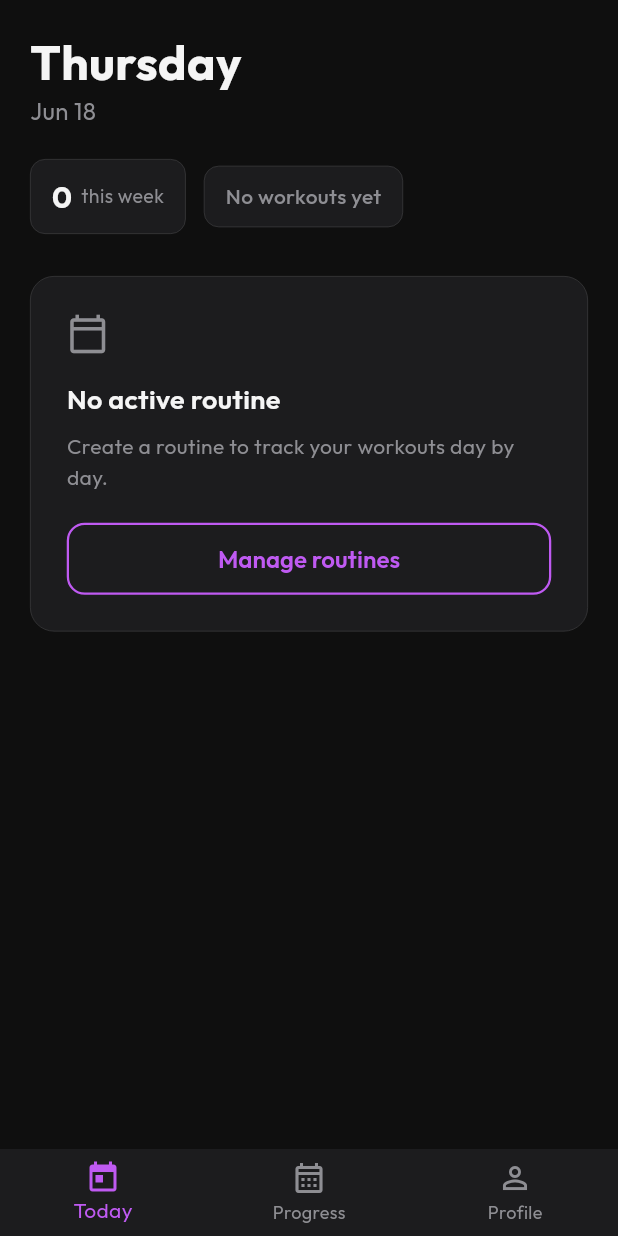
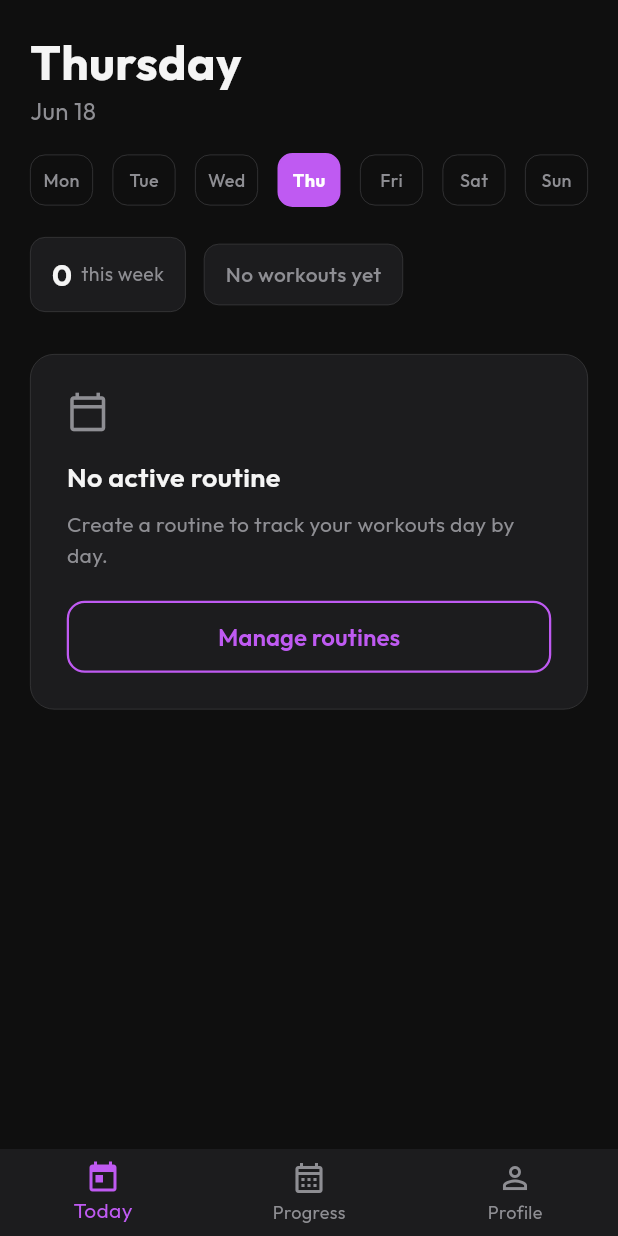
Before and after one commit to xtsebas/workout-app, a Flutter app: the screen it shows once a user with an empty profile is signed in, on a phone screen of 412 x 824 dp. Run offline on Flutter 3.47's test engine with Material 3 defaults, Android fonts, the phone set to English and light mode, and no system bars; our stand-ins replace cached_network_image, connectivity_plus, dio, drift, file_picker, fl_chart and 9 more; missing offline and left inert: pdfrx, sqlite3; accounts and stored records are empty; generated files the repository leaves out were written again.

Commit message:
feat: do another day

```diff
--- a/lib/features/today/today_provider.dart
+++ b/lib/features/today/today_provider.dart
@@ -9,6 +9,7 @@ part 'today_provider.g.dart';
 class TodayData {
   const TodayData({
     required this.today,
+    required this.selectedWeekday,
     this.routine,
     this.routineDay,
     required this.slots,
@@ -17,6 +18,7 @@ class TodayData {
   });
 
   final DateTime today;
+  final int selectedWeekday;
   final Routine? routine;
   final RoutineDay? routineDay;
   final List<ExerciseSlot> slots;
@@ -25,10 +27,20 @@ class TodayData {
 }
 
 @riverpod
+class WeekdayOverride extends _$WeekdayOverride {
+  @override
+  int? build() => null;
+
+  void set(int? weekday) => state = weekday;
+}
+
+@riverpod
 Stream<TodayData> todayData(Ref ref) {
+  final override = ref.watch(weekdayOverrideProvider);
   final db = ref.watch(appDatabaseProvider);
   return db.watchLogsThisWeek().asyncMap((logs) async {
     final settings = await db.getSettings();
+    final weekday = override ?? DateTime.now().weekday;
     Routine? routine;
     RoutineDay? routineDay;
     List<ExerciseSlot> slots = [];
@@ -36,7 +48,6 @@ Stream<TodayData> todayData(Ref ref) {
     if (settings.activeRoutineId != null) {
       routine = await db.getRoutine(settings.activeRoutineId!);
       if (routine != null) {
-        final weekday = DateTime.now().weekday;
         routineDay = await db.getDayForWeekday(routine.id, weekday);
         if (routineDay != null) {
           slots = await db.getSlotsForDay(routineDay.id);
@@ -48,6 +59,7 @@ Stream<TodayData> todayData(Ref ref) {
 
     return TodayData(
       today: DateTime.now(),
+      selectedWeekday: weekday,
       routine: routine,
       routineDay: routineDay,
       slots: slots,
--- a/lib/features/today/today_screen.dart
+++ b/lib/features/today/today_screen.dart
@@ -44,7 +44,8 @@ class _TodayContent extends ConsumerWidget {
   @override
   Widget build(BuildContext context, WidgetRef ref) {
     final today = data.today;
-    final weekdayName = _weekdayName(today.weekday);
+    final weekdayName = _weekdayName(data.selectedWeekday);
+    final isOverride = data.selectedWeekday != today.weekday;
     final monthDay =
         '${_monthName(today.month)} ${today.day}';
 
@@ -53,6 +54,12 @@ class _TodayContent extends ConsumerWidget {
         SliverToBoxAdapter(
           child: Padding(
             padding: const EdgeInsets.fromLTRB(20, 24, 20, 0),
+            child: Column(
+              crossAxisAlignment: CrossAxisAlignment.start,
+              children: [
+                Row(
+                  children: [
+                    Expanded(
                       child: Column(
                         crossAxisAlignment: CrossAxisAlignment.start,
                         children: [
@@ -67,12 +74,36 @@ class _TodayContent extends ConsumerWidget {
                           ),
                           const SizedBox(height: 4),
                           Text(
-                  monthDay,
+                            isOverride
+                                ? '$monthDay — swapped day'
+                                : monthDay,
                             style: GoogleFonts.outfit(
                               fontSize: 16,
                               fontWeight: FontWeight.w400,
-                    color: AppColors.textSecondary,
+                              color: isOverride
+                                  ? AppColors.accent
+                                  : AppColors.textSecondary,
                             ),
+                          ),
+                        ],
+                      ),
+                    ),
+                    if (isOverride)
+                      IconButton(
+                        icon: const Icon(Icons.close,
+                            color: AppColors.textSecondary, size: 20),
+                        onPressed: () => ref
+                            .read(weekdayOverrideProvider.notifier)
+                            .set(null),
+                      ),
+                  ],
+                ),
+                const SizedBox(height: 16),
+                _WeekdaySelector(
+                  selectedWeekday: data.selectedWeekday,
+                  onSelect: (wd) => ref
+                      .read(weekdayOverrideProvider.notifier)
+                      .set(wd == today.weekday ? null : wd),
                 ),
                 const SizedBox(height: 20),
                 _StatsRow(data: data),
@@ -464,6 +495,64 @@ class _EmptyDayCard extends StatelessWidget {
   }
 }
 
+class _WeekdaySelector extends StatelessWidget {
+  const _WeekdaySelector({required this.selectedWeekday, required this.onSelect});
+
+  final int selectedWeekday;
+  final void Function(int) onSelect;
+
+  static const _labels = ['Mon', 'Tue', 'Wed', 'Thu', 'Fri', 'Sat', 'Sun'];
+
+  @override
+  Widget build(BuildContext context) {
+    final todayWd = DateTime.now().weekday;
+    return Row(
+      mainAxisAlignment: MainAxisAlignment.spaceBetween,
+      children: List.generate(7, (i) {
+        final wd = i + 1;
+        final isSelected = wd == selectedWeekday;
+        final isToday = wd == todayWd;
+        return GestureDetector(
+          onTap: () {
+            HapticFeedback.lightImpact();
+            onSelect(wd);
+          },
+          child: Container(
+            width: 42,
+            padding: const EdgeInsets.symmetric(vertical: 8),
+            decoration: BoxDecoration(
+              color: isSelected ? AppColors.accent : Colors.transparent,
+              borderRadius: BorderRadius.circular(10),
+              border: Border.all(
+                color: isSelected
+                    ? AppColors.accent
+                    : isToday
+                        ? AppColors.accent.withValues(alpha: 0.4)
+                        : AppColors.cardBorder,
+                width: isSelected ? 1.5 : 0.5,
+              ),
+            ),
+            child: Center(
+              child: Text(
+                _labels[i],
+                style: GoogleFonts.outfit(
+                  fontSize: 12,
+                  fontWeight: isSelected ? FontWeight.w700 : FontWeight.w500,
+                  color: isSelected
+                      ? AppColors.onAccent
+                      : isToday
+                          ? AppColors.accent
+                          : AppColors.textSecondary,
+                ),
+              ),
+            ),
+          ),
+        );
+      }),
+    );
+  }
+}
+
 // ── Helpers ──────────────────────────────────────────────────────────────────
 
 IconData _typeIcon(ExerciseType type) {
```
Lines whose indentation alone changed are shown as unchanged.
